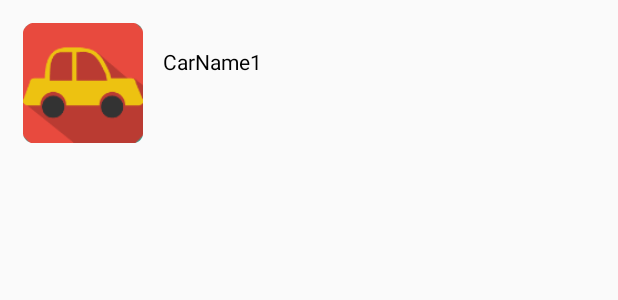
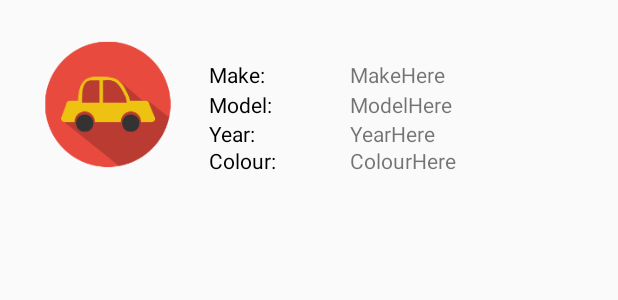
Before and after one commit to CRea7/CarAppAndroid, an Android app: the layout layout.xml on its own in the app's theme, with its tools: preview values and no code run, on a phone screen of 412 x 824 dp. Shown: the top 300 px of the screen. Run offline under Robolectric (Android 15) with nearby library versions, the phone set to English and light mode, and no system bars.

Commit message:
Fixed Fugly UI

```diff
--- a/app/src/main/res/layout/layout.xml
+++ b/app/src/main/res/layout/layout.xml
@@ -1,34 +1,93 @@
 <?xml version="1.0" encoding="utf-8"?>
 <LinearLayout xmlns:android="http://schemas.android.com/apk/res/android"
     xmlns:app="http://schemas.android.com/apk/res-auto"
+    xmlns:tools="http://schemas.android.com/tools"
     android:layout_width="match_parent"
     android:layout_height="match_parent">
 
     <RelativeLayout
         android:layout_width="match_parent"
-        android:layout_height="wrap_content"
-        android:padding="15dp">
+        android:layout_height="140dp">
 
         <ImageView
-            android:id="@+id/imageViewList"
-            android:layout_width="80dp"
-            android:layout_height="80dp"
+            android:id="@+id/imageView5"
+            android:layout_width="wrap_content"
+            android:layout_height="94dp"
             android:layout_alignParentStart="true"
-            android:layout_alignTop="@+id/textView4"
-            android:layout_weight="0.11"
-            app:srcCompat="@mipmap/ic_launcher_round" />
+            android:layout_centerVertical="true"
+            android:layout_marginStart="18dp"
+            app:srcCompat="@mipmap/ic_launcher_foreground" />
 
         <TextView
-            android:id="@+id/textViewCar"
+            android:id="@+id/LayoutMake"
             android:layout_width="wrap_content"
             android:layout_height="wrap_content"
+            android:layout_alignParentStart="true"
             android:layout_alignParentTop="true"
-            android:layout_marginStart="13dp"
-            android:layout_marginTop="16dp"
-            android:layout_toEndOf="@+id/imageViewList"
-            android:text="@string/ListCname"
-            android:textColor="@android:color/background_dark" />
+            android:layout_marginStart="139dp"
+            android:layout_marginTop="40dp"
+            android:text="@string/LayoutMake"
+            android:textColor="@android:color/black" />
 
+        <TextView
+            android:id="@+id/textViewMake"
+            android:layout_width="wrap_content"
+            android:layout_height="wrap_content"
+            android:layout_alignParentEnd="true"
+            android:layout_alignTop="@+id/LayoutMake"
+            android:layout_marginEnd="115dp"
+            android:text="@string/textViewCar" />
+
+        <TextView
+            android:id="@+id/LayoutModel"
+            android:layout_width="wrap_content"
+            android:layout_height="wrap_content"
+            android:layout_alignStart="@+id/LayoutMake"
+            android:layout_centerVertical="true"
+            android:text="@string/LayoutModel"
+            android:textColor="@android:color/black" />
+
+        <TextView
+            android:id="@+id/textViewModel"
+            android:layout_width="wrap_content"
+            android:layout_height="wrap_content"
+            android:layout_alignStart="@+id/textViewMake"
+            android:layout_centerVertical="true"
+            android:text="@string/textViewModel" />
+
+        <TextView
+            android:id="@+id/LayoutYear"
+            android:layout_width="wrap_content"
+            android:layout_height="wrap_content"
+            android:layout_alignStart="@+id/LayoutMake"
+            android:layout_below="@+id/LayoutModel"
+            android:text="@string/LayOutYear"
+            android:textColor="@android:color/black"
+            tools:text="Year:" />
+
+        <TextView
+            android:id="@+id/textViewYear"
+            android:layout_width="wrap_content"
+            android:layout_height="wrap_content"
+            android:layout_alignStart="@+id/textViewMake"
+            android:layout_below="@+id/LayoutModel"
+            android:text="@string/textViewYear" />
+
+        <TextView
+            android:id="@+id/LayoutColour"
+            android:layout_width="wrap_content"
+            android:layout_height="wrap_content"
+            android:layout_alignBottom="@+id/imageView5"
+            android:layout_alignStart="@+id/LayoutMake"
+            android:text="@string/LayoutColour"
+            android:textColor="@android:color/black" />
+
+        <TextView
+            android:id="@+id/textViewColour"
+            android:layout_width="wrap_content"
+            android:layout_height="wrap_content"
+            android:layout_alignBottom="@+id/imageView5"
+            android:layout_alignStart="@+id/textViewMake"
+            android:text="@string/textViewColour" />
     </RelativeLayout>
-
 </LinearLayout>
--- a/app/src/main/res/values/strings.xml
+++ b/app/src/main/res/values/strings.xml
@@ -46,4 +46,13 @@
     <string name="addTyear">Car Year</string>
     <string name="addTprice">Price</string>
     <string name="addTcolour">Car Colour</string>
+    <string name="LayoutMake">Make:</string>
+    <string name="textViewCar">MakeHere</string>
+    <string name="LayoutModel">Model:</string>
+    <string name="textViewModel">ModelHere</string>
+    <string name="LayoutYear" />
+    <string name="textViewYear">YearHere</string>
+    <string name="LayoutColour">Colour:</string>
+    <string name="textViewColour">ColourHere</string>
+    <string name="LayOutYear">Year:</string>
 </resources>
```
Also changed, not shown: app/src/main/java/ie/app/carapp/Activity/CustomListview.java (+38 -68 lines), app/src/main/java/ie/app/carapp/Activity/MainActivity.java (+33 -18 lines).
